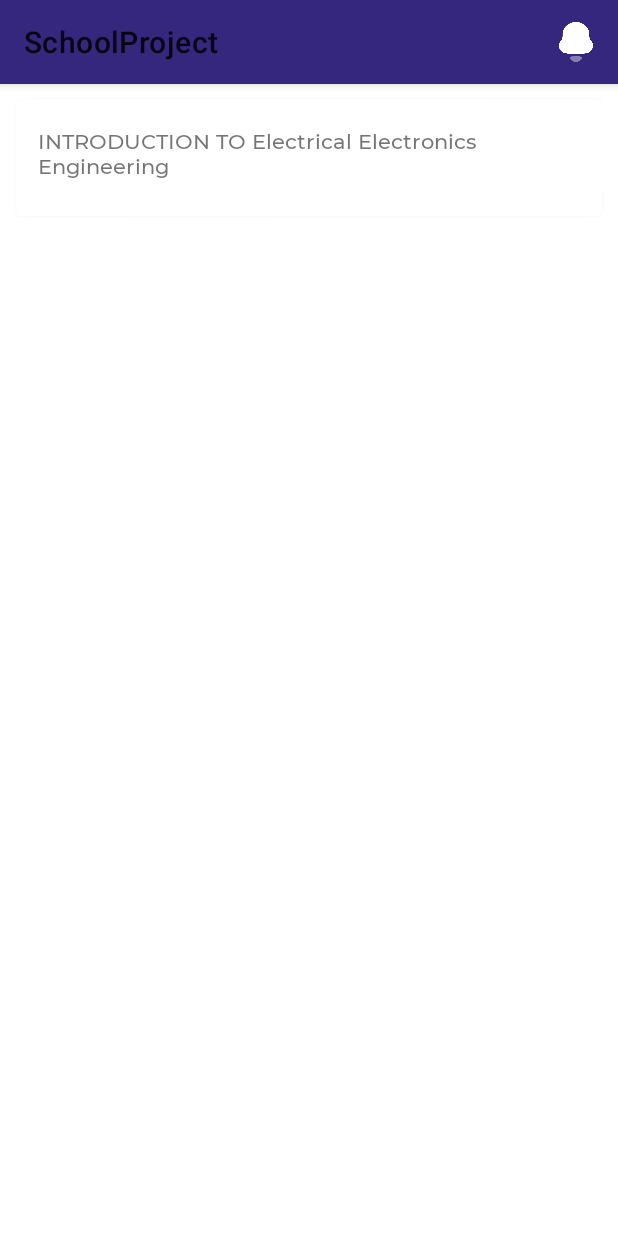
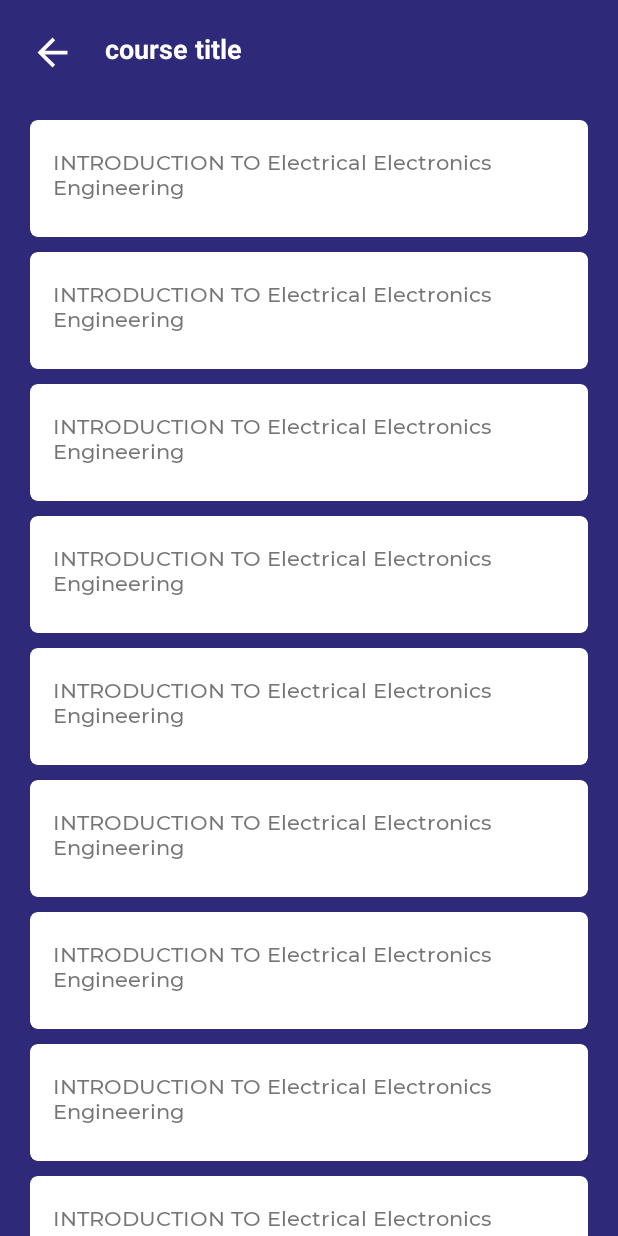
Before and after one commit to ochukoemmanuel/schoolproject, an Android app: the screen it shows after launch (CourseScreen), after a tap on "Electrical Electronics Engineering", on a phone screen of 412 x 824 dp. Run offline under Robolectric (Android 15) with nearby library versions, the phone set to English and light mode, and no system bars.

Commit message:
course screen xml code

```diff
--- a/app/src/main/java/com/ebeatsz/schoolproject/CourseScreen.java
+++ b/app/src/main/java/com/ebeatsz/schoolproject/CourseScreen.java
@@ -53,6 +53,7 @@ public class CourseScreen extends AppCompatActivity {
     private void fillCourse() {
         String getDepartment = getIntent().getStringExtra("department");
 
+        for (int i = 0; i < 15; i++){
             if (getDepartment.equals("Computer Engineering")) {
                 courseList.add(new Course("INTRODUCTION TO Engineering", "Computer Engineering"));
             } else if (getDepartment.equals("Civil Engineering")) {
@@ -75,6 +76,7 @@ public class CourseScreen extends AppCompatActivity {
                 courseList.add(new Course("Business Administration", "Business Administration"));
             }
         }
+    }
 
     // onCreate toolbar menu code start here
     @Override
--- /dev/null
+++ b/app/src/main/res/drawable/back.xml
@@ -0,0 +1,9 @@
+<vector xmlns:android="http://schemas.android.com/apk/res/android"
+    android:width="24dp"
+    android:height="24dp"
+    android:viewportWidth="24"
+    android:viewportHeight="24">
+  <path
+      android:fillColor="@android:color/white"
+      android:pathData="M20,11H7.83l5.59,-5.59L12,4l-8,8 8,8 1.41,-1.41L7.83,13H20v-2z"/>
+</vector>
--- a/app/src/main/res/layout/activity_course_screen.xml
+++ b/app/src/main/res/layout/activity_course_screen.xml
@@ -1,14 +1,51 @@
 <?xml version="1.0" encoding="utf-8"?>
-<androidx.constraintlayout.widget.ConstraintLayout xmlns:android="http://schemas.android.com/apk/res/android"
+<LinearLayout xmlns:android="http://schemas.android.com/apk/res/android"
+    xmlns:app="http://schemas.android.com/apk/res-auto"
+    xmlns:tools="http://schemas.android.com/tools"
     android:layout_width="match_parent"
-    android:layout_height="match_parent">
+    android:layout_height="match_parent"
+    android:background="#2F297A"
+    android:orientation="vertical">
 
-    <include layout="@layout/toolbar_main" />
+    <!--    <include layout="@layout/toolbar_main" />-->
+    <LinearLayout
+        android:id="@+id/courseBar"
+        android:layout_width="match_parent"
+        android:layout_height="wrap_content"
+        android:layout_marginStart="20dp"
+        android:layout_marginLeft="20dp"
+        android:layout_marginEnd="20dp"
+        android:layout_marginTop="20dp">
+
+        <View
+            android:id="@+id/backView"
+            android:layout_width="30dp"
+            android:layout_height="30dp"
+            android:background="@drawable/back" />
+
+        <TextView
+            android:id="@+id/titleName"
+            android:layout_width="match_parent"
+            android:layout_height="25dp"
+            android:layout_marginStart="20dp"
+            android:gravity="center"
+            android:text="course title"
+            android:textAlignment="textStart"
+            android:textColor="@color/white"
+            android:textSize="18dp"
+            android:textStyle="bold"
+            tools:ignore="RtlCompat" />
+
+    </LinearLayout>
 
     <androidx.recyclerview.widget.RecyclerView
         android:id="@+id/lv_exam"
         android:layout_width="match_parent"
         android:layout_height="match_parent"
-        android:layout_marginTop="56dp"/>
+        android:layout_marginStart="20dp"
+        android:layout_marginLeft="20dp"
+        android:layout_marginTop="20dp"
+        android:layout_marginEnd="20dp"
+        app:layout_goneMarginTop="10dp" />
 
-</androidx.constraintlayout.widget.ConstraintLayout>
+</LinearLayout>
--- a/app/src/main/res/layout/category_row_items.xml
+++ b/app/src/main/res/layout/category_row_items.xml
@@ -37,7 +37,8 @@
                 android:layout_gravity="center"
                 android:layout_marginTop="30dp"
                 android:textAlignment="center"
-                android:textSize="12sp" />
+                android:textSize="14sp"
+                android:textStyle="bold"/>
 
         </LinearLayout>
 
--- a/app/src/main/res/layout/one_line.xml
+++ b/app/src/main/res/layout/one_line.xml
@@ -10,8 +10,8 @@
         android:layout_width="match_parent"
         android:layout_height="wrap_content"
         app:cardCornerRadius="5dp"
+        android:layout_marginTop="10dp"
         app:cardElevation="2dp"
-        android:layout_margin="10dp"
         android:background="@color/white"
         android:elevation="50dp"
         app:cardUseCompatPadding="false">
```
Lines whose indentation alone changed are shown as unchanged.
